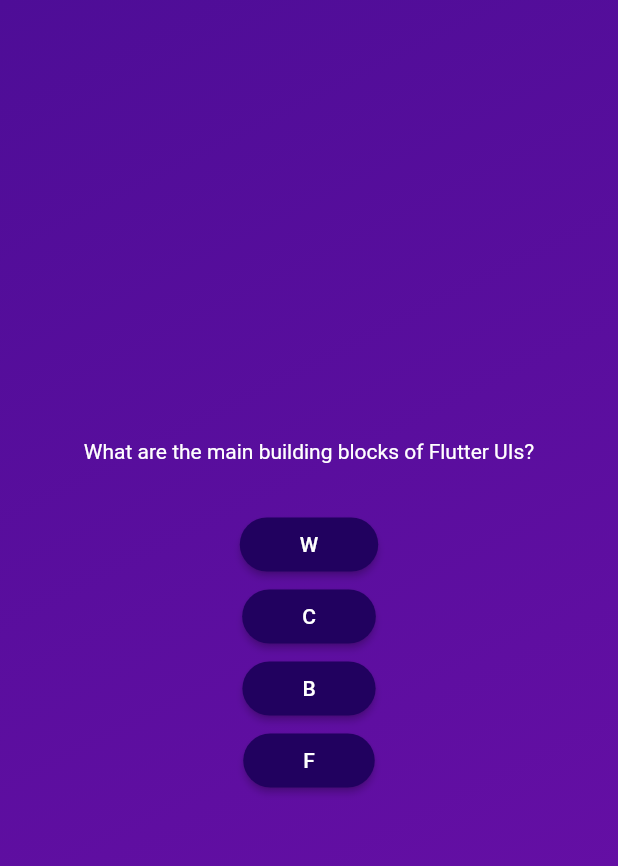
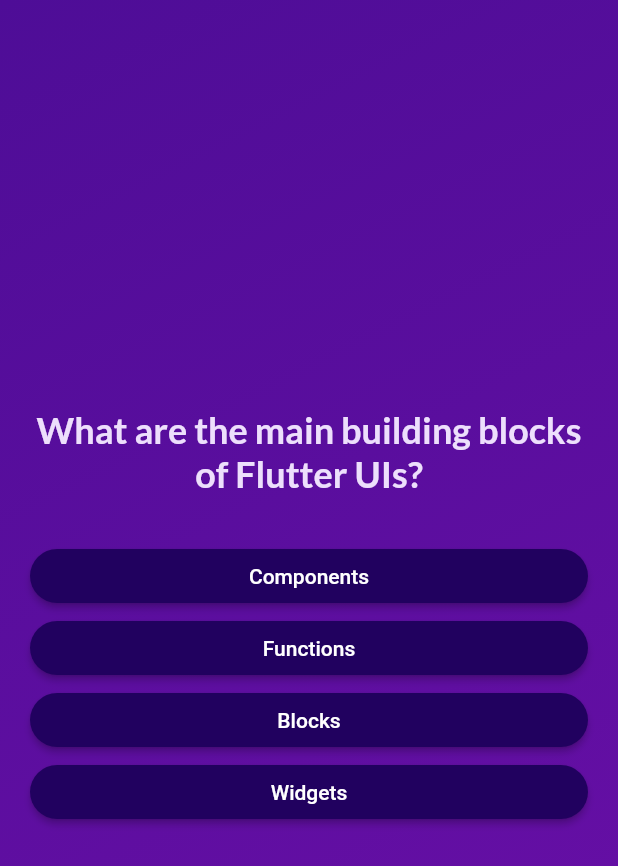
Before and after one commit to jainavi/quize_app, a Flutter app: the screen it shows after launch, after a tap on "Start Quiz", on a phone screen of 412 x 824 dp. Shown: the top 866 px of the screen. Run offline on Flutter 3.47's test engine with Material 2 defaults, Android fonts, the phone set to English and light mode, and no system bars; our stand-ins replace google_fonts.

Commit message:
- Learned how to use different fonts in flutter - Added functonality to the buttons to change and store the selected answers

```diff
--- a/lib/answer_button.dart
+++ b/lib/answer_button.dart
@@ -18,7 +18,10 @@ class AnswerButton extends StatelessWidget {
         ),
       ),
       onPressed: onTap,
-      child: Text(answerText),
+      child: Text(
+        answerText,
+        textAlign: TextAlign.center,
+      ),
     );
   }
 }
--- a/lib/models/quiz_question.dart
+++ b/lib/models/quiz_question.dart
@@ -3,4 +3,10 @@ class QuizQuestion {
 
   final String text;
   final List<String> answers;
+
+  List<String> getShuffledAnswers() {
+    final shuffledList = List.of(answers);
+    shuffledList.shuffle();
+    return shuffledList;
+  }
 }
--- a/lib/questions_screen.dart
+++ b/lib/questions_screen.dart
@@ -1,10 +1,13 @@
 import 'package:flutter/material.dart';
+import 'package:google_fonts/google_fonts.dart';
 
 import 'package:quize_app/answer_button.dart';
 import 'package:quize_app/data/questions.dart';
 
 class QuestionsScreen extends StatefulWidget {
-  const QuestionsScreen({super.key});
+  const QuestionsScreen(this.onSelectAnswer, {super.key});
+
+  final void Function(String answer) onSelectAnswer;
 
   @override
   State<QuestionsScreen> createState() {
@@ -13,28 +16,46 @@ class QuestionsScreen extends StatefulWidget {
 }
 
 class _QuestionsScreenState extends State<QuestionsScreen> {
+  var currentQuestionIndex = 0;
+
+  void answerQuestion(String selectedAnswer) {
+    widget.onSelectAnswer(selectedAnswer);
+    setState(() {
+      ++currentQuestionIndex;
+    });
+  }
+
   @override
   Widget build(context) {
-    final currentQuestion = questions[0];
+    final currentQuestion = questions[currentQuestionIndex];
 
     return SizedBox(
       width: double.infinity,
+      child: Container(
+        margin: const EdgeInsets.all(20),
         child: Column(
           mainAxisAlignment: MainAxisAlignment.center,
+          crossAxisAlignment: CrossAxisAlignment.stretch,
           children: [
             Text(
               currentQuestion.text,
-            style: const TextStyle(
-              color: Colors.white,
+              style: GoogleFonts.lato(
+                color: const Color.fromARGB(255, 237, 223, 252),
+                fontSize: 24,
+                fontWeight: FontWeight.bold,
               ),
+              textAlign: TextAlign.center,
             ),
             const SizedBox(
               height: 30,
             ),
-          ...currentQuestion.answers.map((item) {
-            return AnswerButton(item[0], () {});
+            ...currentQuestion.getShuffledAnswers().map((item) {
+              return AnswerButton(item, () {
+                answerQuestion(item);
+              });
             }),
           ],
+        ),
       ),
     );
   }
--- a/lib/quiz.dart
+++ b/lib/quiz.dart
@@ -1,7 +1,9 @@
 import 'package:flutter/material.dart';
+import 'package:quize_app/data/questions.dart';
 
 import 'package:quize_app/start_screen.dart';
 import 'package:quize_app/questions_screen.dart';
+import 'package:quize_app/data/questions.dart';
 
 class Quiz extends StatefulWidget {
   const Quiz({super.key});
@@ -13,12 +15,24 @@ class Quiz extends StatefulWidget {
 }
 
 class _QuizState extends State<Quiz> {
+  List<String> selectedAnswer = [];
   var activeScreen = 'start-screen';
 
   void switchScreen() {
     setState(() {
       activeScreen = 'questions-screen';
     });
+  }
+
+  void chooseAnswer(String answer) {
+    selectedAnswer.add(answer);
+
+    if (selectedAnswer.length == questions.length) {
+      setState(() {
+        activeScreen = 'start-screen';
+        selectedAnswer = [];
+      });
+    }
   }
 
   @override
@@ -38,7 +52,7 @@ class _QuizState extends State<Quiz> {
           ),
           child: activeScreen == 'start-screen'
               ? StartScreen(switchScreen)
-              : const QuestionsScreen(),
+              : QuestionsScreen(chooseAnswer),
         ),
       ),
     );
--- a/lib/start_screen.dart
+++ b/lib/start_screen.dart
@@ -1,4 +1,5 @@
 import 'package:flutter/material.dart';
+import 'package:google_fonts/google_fonts.dart';
 
 class StartScreen extends StatelessWidget {
   const StartScreen(this.startQuiz, {super.key});
@@ -17,10 +18,10 @@ class StartScreen extends StatelessWidget {
             color: const Color.fromARGB(150, 255, 255, 255),
           ),
           const SizedBox(height: 80),
-          const Text(
+          Text(
             'Learn Flutter the fun way!',
-            style: TextStyle(
-              color: Color.fromARGB(255, 237, 223, 252),
+            style: GoogleFonts.lato(
+              color: const Color.fromARGB(255, 237, 223, 252),
               fontSize: 24,
             ),
           ),
--- a/pubspec.yaml
+++ b/pubspec.yaml
@@ -34,6 +34,7 @@ dependencies:
   # The following adds the Cupertino Icons font to your application.
   # Use with the CupertinoIcons class for iOS style icons.
   cupertino_icons: ^1.0.2
+  google_fonts: ^4.0.4
 
 dev_dependencies:
   flutter_test:
```
Also changed, not shown: pubspec.lock, 1 other file. Lines whose indentation alone changed are shown as unchanged.
